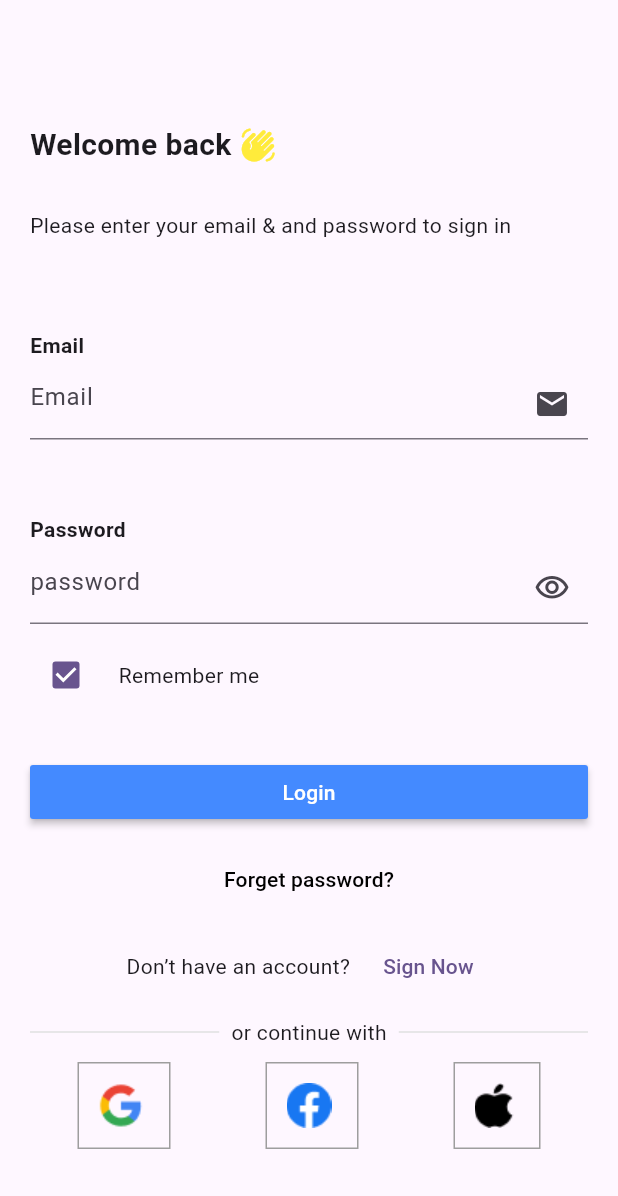
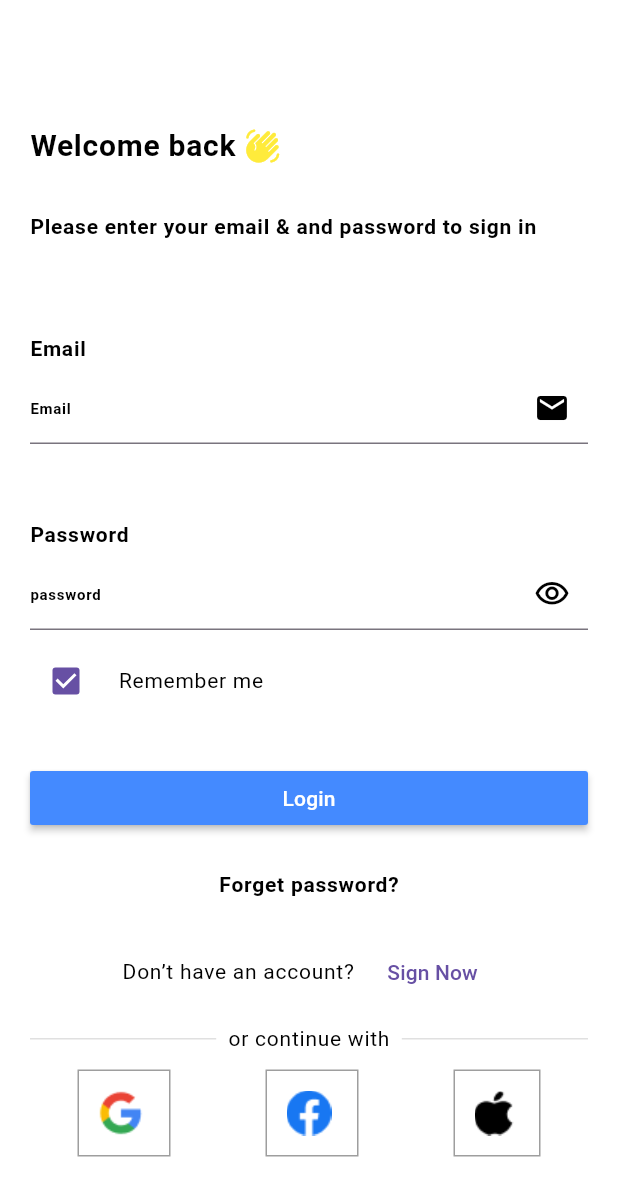
Before and after one commit to adamAboZaid10/chat_gpt_app, a Flutter app: the screen it shows after launch, after a tap on the "arrow forward ios" icon, after a tap on "SKIP", on a phone screen of 412 x 824 dp. Shown: the top 1196 px of the screen. Run offline on Flutter 3.47's test engine with Material 3 defaults, Android fonts, the phone set to English and light mode, and no system bars; our stand-ins replace bloc, equatable, flutter_bloc, image_picker, percent_indicator, shared_preferences and 1 more.

Commit message:
settings screen and theme mode

```diff
--- /dev/null
+++ b/lib/core/styles/theme_data.dart
@@ -0,0 +1,81 @@
+import 'package:flutter/material.dart';
+import 'package:flutter/services.dart';
+
+ThemeData lightTheme = ThemeData(
+  useMaterial3: true,
+  scaffoldBackgroundColor: Colors.white,
+  // app bar themes
+  appBarTheme:const AppBarTheme(
+    backgroundColor: Colors.white,
+    systemOverlayStyle: SystemUiOverlayStyle(
+      statusBarColor:  Colors.transparent,
+      statusBarIconBrightness: Brightness.dark,
+      statusBarBrightness: Brightness.dark,
+    ),
+    centerTitle:  true,
+    titleTextStyle: TextStyle(
+      color: Colors.black,
+    ),
+    iconTheme: IconThemeData(color: Colors.black),
+  ),
+  primarySwatch: Colors.deepOrange,
+  iconTheme: const IconThemeData(
+    color: Colors.black,
+  ),
+  floatingActionButtonTheme:const FloatingActionButtonThemeData(
+    backgroundColor: Colors.deepOrange,
+
+  ),
+  textTheme: const TextTheme(
+    bodyText1:TextStyle(
+      fontWeight: FontWeight.w600,
+      fontSize: 18.0,
+      color: Colors.black,
+    ) ,
+  ),
+  cardTheme: CardTheme(
+    color: Colors.white,
+    elevation: 15.0,
+    shape: RoundedRectangleBorder(borderRadius: BorderRadius.circular(5.0)),
+  ),
+);
+
+
+ThemeData darkTheme = ThemeData(
+  useMaterial3: true,
+  scaffoldBackgroundColor: const Color(0xff333739),
+  // app bar themes
+  appBarTheme:const AppBarTheme(
+    elevation: 0,
+    backgroundColor: Color(0xff333739),
+    systemOverlayStyle: SystemUiOverlayStyle(
+      statusBarColor: Colors.transparent,
+      statusBarIconBrightness: Brightness.light,
+      statusBarBrightness: Brightness.light,
+    ),
+    centerTitle:  true,
+    titleTextStyle: TextStyle(
+      color: Colors.white,
+    ),
+    iconTheme: IconThemeData(color: Colors.white),
+  ),
+  primarySwatch: Colors.deepOrange,
+  iconTheme: const IconThemeData(
+    color: Colors.white,
+  ),
+  floatingActionButtonTheme:const FloatingActionButtonThemeData(
+      backgroundColor: Colors.deepOrange
+  ),
+  textTheme: const TextTheme(
+      bodyText1:TextStyle(
+      fontWeight: FontWeight.w600,
+      fontSize: 18.0,
+      color: Colors.white,
+    ) ,
+  ),
+  cardTheme: CardTheme(
+    color: Colors.white,
+    elevation: 15.0,
+    shape: RoundedRectangleBorder(borderRadius: BorderRadius.circular(5.0)),
+  ),
+);
--- a/lib/core/utils/default_text_form_field.dart
+++ b/lib/core/utils/default_text_form_field.dart
@@ -35,11 +35,14 @@ class DefaultFormField extends StatelessWidget {
       obscureText: obscure,
       decoration: InputDecoration(
         hintText: hintText,
+        hintStyle: Theme.of(context).textTheme.bodyText1!.copyWith(
+            fontSize: 10,fontWeight: FontWeight.bold),
         suffixIcon: suffix != null
             ? IconButton(
           onPressed: suffixPressed,
           icon: Icon(
             suffix,
+            color: Theme.of(context).iconTheme.color,
           ),
         )
             : null,
--- a/lib/features/ath_screen/ath_presentation/ath_views/widgets/custom_check_box.dart
+++ b/lib/features/ath_screen/ath_presentation/ath_views/widgets/custom_check_box.dart
@@ -23,7 +23,7 @@ class CustomCheckBox extends StatelessWidget {
               cubit.checkedBox(value);
             }),
             const SizedBox(width: 11,),
-            Expanded(child: Text(text)),
+            Expanded(child: Text(text,style: Theme.of(context).textTheme.bodyText1!.copyWith(fontSize: 14,fontWeight: FontWeight.normal),)),
           ],
         );
       },
--- a/lib/features/ath_screen/ath_presentation/ath_views/widgets/custom_drop_dwon_botton_widget.dart
+++ b/lib/features/ath_screen/ath_presentation/ath_views/widgets/custom_drop_dwon_botton_widget.dart
@@ -23,7 +23,7 @@ class CustomDropDownButtonWidget extends StatelessWidget {
             )),
             iconSize: 24,
             elevation: 16,
-            style: const TextStyle(color: Colors.black),
+            style: const TextStyle(color: Colors.pink),
             underline: Container(
               height: 2,
               color: Colors.grey.shade400,
--- a/lib/features/ath_screen/ath_presentation/ath_views/widgets/custom_have_acount_or_no.dart
+++ b/lib/features/ath_screen/ath_presentation/ath_views/widgets/custom_have_acount_or_no.dart
@@ -12,7 +12,7 @@ class CustomHaveAccountOrNow extends StatelessWidget {
       mainAxisAlignment: MainAxisAlignment.center,
       children:
       [
-        Text(text,),
+        Text(text,style: Theme.of(context).textTheme.bodyText1!.copyWith(fontSize: 14,fontWeight: FontWeight.normal),),
         const SizedBox(width: 10,),
         TextButton(
             onPressed: onPressed,
--- a/lib/features/ath_screen/ath_presentation/ath_views/widgets/custom_login_sign_text_widget.dart
+++ b/lib/features/ath_screen/ath_presentation/ath_views/widgets/custom_login_sign_text_widget.dart
@@ -15,24 +15,16 @@ class CustomWelcomeTextWidgetSignInAndLogin extends StatelessWidget {
           children: [
             Text(
               text,
-              style: const TextStyle(
-                fontSize: 20,
-                fontWeight: FontWeight.w600,
-
-              ),
+              style:Theme.of(context).textTheme.bodyText1!.copyWith(fontSize: 20)
             ),
-            SizedBox(width: 6,),
-            Icon(Icons.waving_hand_rounded,color: Colors.yellow,),
+            const SizedBox(width: 6,),
+            const Icon(Icons.waving_hand_rounded,color: Colors.yellow,),
           ],
         ),
         const SizedBox(height: 29,),
         Text(
           signOrLogin,
-          style:const  TextStyle(
-            fontSize: 14,
-            fontWeight: FontWeight.w400,
-
-          ),
+          style:Theme.of(context).textTheme.bodyText1!.copyWith(fontSize: 14)
         ),
       ],
     );
--- a/lib/features/ath_screen/ath_presentation/ath_views/widgets/custom_sign_with.dart
+++ b/lib/features/ath_screen/ath_presentation/ath_views/widgets/custom_sign_with.dart
@@ -13,9 +13,9 @@ class CustomOrSignWith extends StatelessWidget {
           children:
           [
             Expanded(child: Divider(thickness: 1,color: Colors.grey.shade300,)),
-            const Padding(
+             Padding(
               padding:  EdgeInsets.symmetric(horizontal: 8.0),
-              child:  Text('or continue with'),
+              child:  Text('or continue with',style: Theme.of(context).textTheme.bodyText1!.copyWith(fontSize: 14,fontWeight: FontWeight.normal),),
             ),
             Expanded(child: Divider(thickness: 1,color: Colors.grey.shade300,)),
 
--- a/lib/features/ath_screen/ath_presentation/ath_views/widgets/login_screen_body.dart
+++ b/lib/features/ath_screen/ath_presentation/ath_views/widgets/login_screen_body.dart
@@ -40,13 +40,9 @@ class LoginScreenBody extends StatelessWidget {
                         text: 'Welcome back',
                         signOrLogin: 'Please enter your email & and password to sign in'),
                     const SizedBox(height: 60,),
-                    const Text(
+                     Text(
                       'Email',
-                      style: TextStyle(
-                        fontSize: 14,
-                        fontWeight: FontWeight.w600,
-
-                      ),
+                      style: Theme.of(context).textTheme.bodyText1!.copyWith(fontSize: 14)
                     ),
                     const SizedBox(height: 5,),
                     DefaultFormField(
@@ -65,13 +61,9 @@ class LoginScreenBody extends StatelessWidget {
                       suffix: Icons.email,
                     ),
                     const SizedBox(height: 50,),
-                    const Text(
+                     Text(
                       'Password',
-                      style: TextStyle(
-                        fontSize: 14,
-                        fontWeight: FontWeight.w600,
-
-                      ),
+                      style: Theme.of(context).textTheme.bodyText1!.copyWith(fontSize: 14),
                     ),
                     const SizedBox(height: 5,),
                     DefaultFormField(
@@ -116,9 +108,9 @@ class LoginScreenBody extends StatelessWidget {
                     Center(
                       child: TextButton(
                           onPressed: (){},
-                          child: const Text(
+                          child:  Text(
                               'Forget password?',
-                            style: TextStyle(color: Colors.black),
+                            style: Theme.of(context).textTheme.bodyText1!.copyWith(fontSize: 14),
                           ),
                       ),
                     ),
--- a/lib/features/onboarding_screen/peresentation/views/widgets/builder_boarding_item.dart
+++ b/lib/features/onboarding_screen/peresentation/views/widgets/builder_boarding_item.dart
@@ -18,17 +18,12 @@ class BuilderBoardingItem extends StatelessWidget {
         const SizedBox(height: 15,),
         Text(
           model.title,
-          style:const TextStyle(
-            fontSize: 25,
-            fontWeight: FontWeight.bold,
-          ),
+          style: Theme.of(context).textTheme.bodyText1!.copyWith(fontSize: 25),
         ),
         const SizedBox(height: 15,),
         Text(
           model.body,
-          style: const TextStyle(
-            fontSize: 15,
-          ),
+          style: Theme.of(context).textTheme.bodyText1!.copyWith(fontSize: 15),
         ),
       ],
     );
--- /dev/null
+++ b/lib/features/settings_screen/settings_presentation/settings_manager/settings_cubit.dart
@@ -0,0 +1,36 @@
+import 'package:bloc/bloc.dart';
+import 'package:flutter_bloc/flutter_bloc.dart';
+import 'package:meta/meta.dart';
+import 'package:shared_preferences/shared_preferences.dart';
+
+part 'settings_state.dart';
+
+class SettingsCubit extends Cubit<SettingsState> {
+  SettingsCubit() : super(SettingsInitial());
+
+  static SettingsCubit get(context) => BlocProvider.of(context);
+
+
+  bool light0 = true;
+
+
+  void toggleSwitch(bool value)
+  {
+    emit(ToggleSwitchSettings());
+  }
+
+
+  bool isDark = false;
+  void changeThemeMode({bool? darkMode})async
+  {
+    SharedPreferences sharedPreferences = await SharedPreferences.getInstance();
+    if(darkMode != null)
+      {
+        isDark = darkMode;
+      }else{
+      isDark = !isDark;
+      sharedPreferences.setBool('isDark', isDark);
+    }
+    emit(ChangeAppThemeState());
+  }
+}
--- /dev/null
+++ b/lib/features/settings_screen/settings_presentation/settings_manager/settings_state.dart
@@ -0,0 +1,10 @@
+part of 'settings_cubit.dart';
+
+@immutable
+abstract class SettingsState {}
+
+class SettingsInitial extends SettingsState {}
+
+class ToggleSwitchSettings extends SettingsState {}
+
+class ChangeAppThemeState extends SettingsState {}
--- a/lib/main.dart
+++ b/lib/main.dart
@@ -3,33 +3,45 @@ import 'package:chatgpt_app/features/onboarding_screen/peresentation/manager/cub
 import 'package:chatgpt_app/features/onboarding_screen/peresentation/views/onboarding_screen.dart';
 import 'package:flutter/material.dart';
 import 'package:flutter_bloc/flutter_bloc.dart';
+import 'package:shared_preferences/shared_preferences.dart';
 
+import 'core/styles/theme_data.dart';
 import 'features/ath_screen/ath_presentation/login_manager/cubit/login_cubit.dart';
+import 'features/settings_screen/settings_presentation/settings_manager/settings_cubit.dart';
 
 
 void main() async{
    WidgetsFlutterBinding.ensureInitialized();
    await CacheHelper.init();
-  runApp(const MyApp());
+   SharedPreferences sharedPreferences = await SharedPreferences.getInstance();
+  bool isDark=  sharedPreferences.getBool('isDark')??false;
+  runApp( MyApp(isDark: isDark,));
 }
 
 class MyApp extends StatelessWidget {
-  const MyApp({super.key});
+  const MyApp({super.key, required this.isDark});
+  final bool isDark;
   @override
   Widget build(BuildContext context) {
     return MultiBlocProvider(
       providers: [
         BlocProvider(create: (context)=> OnboardingCubit()),
         BlocProvider(create: (context)=> LoginCubit()),
+        BlocProvider(create: (context)=> SettingsCubit()..changeThemeMode(darkMode: isDark)),
 
       ],
-      child: MaterialApp(
-        debugShowCheckedModeBanner: false,
-        theme: ThemeData(
-          colorScheme: ColorScheme.fromSeed(seedColor: Colors.deepPurple),
-          useMaterial3: true,
-        ),
-        home: const OnboardingScreen(),
+      child: BlocBuilder<SettingsCubit,SettingsState>(
+        builder: (context,state)
+        {
+          var cubit = SettingsCubit.get(context);
+          return MaterialApp(
+            debugShowCheckedModeBanner: false,
+            theme: lightTheme,
+            darkTheme: darkTheme,
+            themeMode: cubit.isDark? ThemeMode.dark:ThemeMode.light,
+            home: const OnboardingScreen(),
+          );
+        },
       ),
     );
   }
```
Also changed, not shown: lib/features/ath_screen/ath_presentation/ath_views/widgets/complete_profile_screen_body.dart (+14 -13 lines), lib/features/ath_screen/ath_presentation/ath_views/widgets/sign_screen_body.dart (+4 -12 lines), lib/features/chat_screen/chat_presentation/chat_views/widget/custom_appbar_chat_screen.dart (+17 -8 lines), lib/features/home_screen/home_peresentation/home_views/widgets/home_screen_body.dart (+4 -5 lines), lib/features/settings_screen/settings_presentation/settings_view/settings_screen.dart (added, +29 -0 lines), lib/features/settings_screen/settings_presentation/settings_view/settings_widgets/custom_container_of_all_settings_features.dart (added, +54 -0 lines), lib/features/settings_screen/settings_presentation/settings_view/settings_widgets/settings_screen_body.dart (added, +100 -0 lines), 1 other file.
